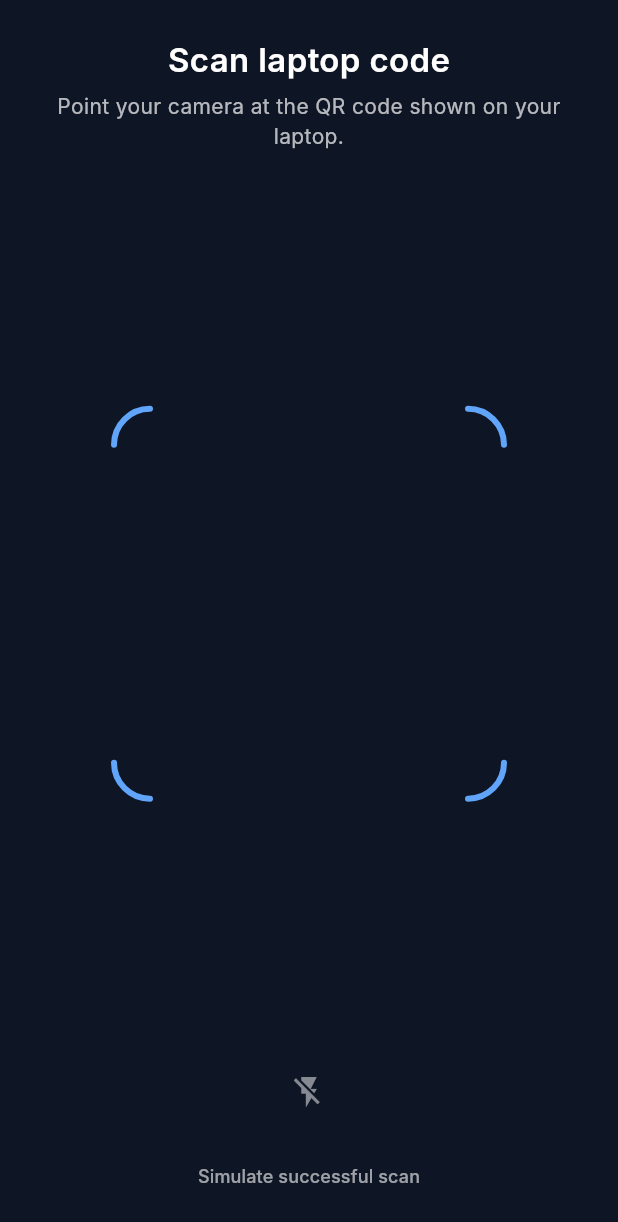
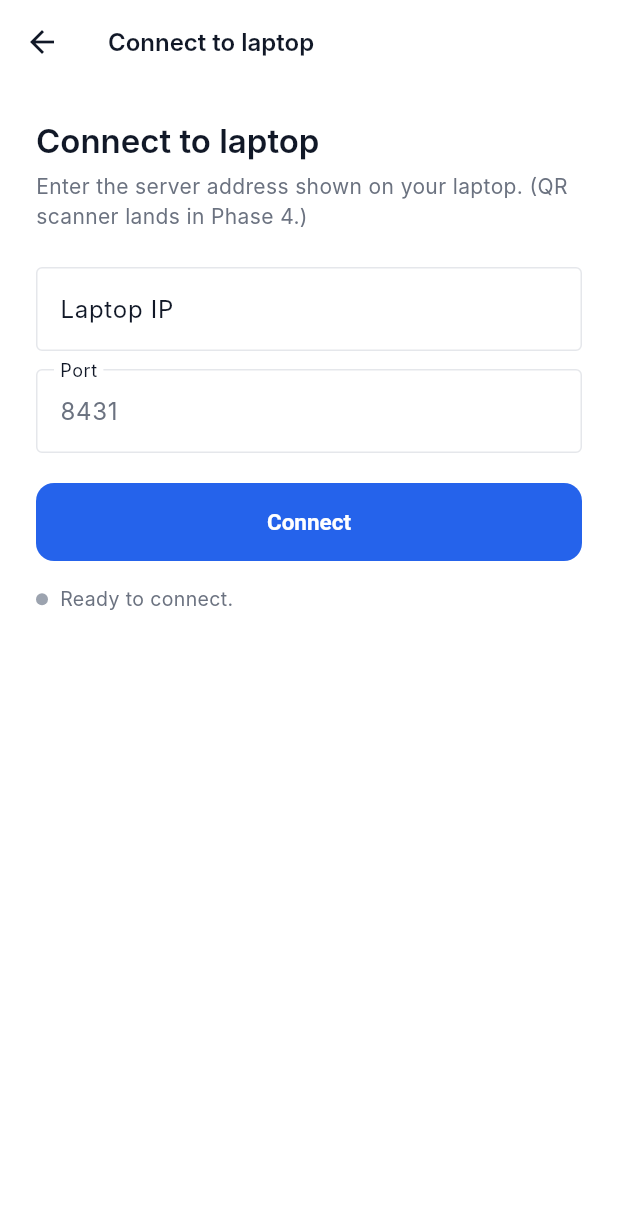
Before and after one commit to SayedAfrasS/Flova, a Flutter app: the screen it shows after launch, after a tap on "Scan laptop code", on a phone screen of 412 x 824 dp. Shown: the top 1222 px of the screen. Run offline on Flutter 3.47's test engine with Material 3 defaults, Android fonts, the phone set to English and light mode, and no system bars; Roboto replaces fonts that are missing (Inter).

Commit message:
add manual connect in mobile scanner

```diff
--- a/mobile/flutter_app/lib/screens/home_screen.dart
+++ b/mobile/flutter_app/lib/screens/home_screen.dart
@@ -1,15 +1,17 @@
 /// WORKFLOW OF THIS FILE:
-/// 1. This is the mobile home shell: it owns the bottom navigation bar.
-/// 2. Tab 0 = Home content (built inside this file).
-/// 3. Tab 1 = Transfers queue screen (live moving list).
-/// 4. Tab 2 = History screen (old transfers by day).
-/// 5. Tab 3 = Settings screen (grouped preferences list).
-/// 6. Send / Receive buttons open the Send and Receive screens.
+/// 1. Mobile home shell that owns the bottom navigation bar.
+/// 2. Tab 0 = Home content built inside this file.
+/// 3. Tab 1 = Transfers queue screen.
+/// 4. Tab 2 = History screen.
+/// 5. Tab 3 = Settings screen.
+/// 6. The connected-device label uses the real peerName from the laptop,
+///    passed in when this screen is pushed from ScannerScreen.
+/// 7. Send / Receive buttons open their respective screens.
 ///
 /// CLASSES / FUNCTIONS:
-///  - HomeScreen          : owns the selected tab index.
-///  - _buildHomeContent() : builds the Home tab content.
-///  - _buildTransferItem(): builds one recent-transfer row on Home.
+///  - HomeScreen           : owns the selected tab index.
+///  - _buildHomeContent()  : builds the Home tab.
+///  - _buildTransferItem() : builds one row of the Recent transfers list.
 import 'package:flutter/material.dart';
 import '../core/flova_mark.dart';
 import '../core/tokens.dart';
@@ -20,7 +22,8 @@ import 'settings_screen.dart';
 import 'transfers_screen.dart';
 
 class HomeScreen extends StatefulWidget {
-  const HomeScreen({super.key});
+  final String peerName;
+  const HomeScreen({super.key, this.peerName = 'Laptop'});
 
   @override
   State<HomeScreen> createState() => _HomeScreenState();
@@ -33,7 +36,6 @@ class _HomeScreenState extends State<HomeScreen> {
   Widget build(BuildContext context) {
     final textTheme = Theme.of(context).textTheme;
 
-    // pick the body for the selected tab
     Widget bodyContent;
     switch (_selectedIndex) {
       case 0:
@@ -81,15 +83,13 @@ class _HomeScreenState extends State<HomeScreen> {
           Row(children: [
             Container(width: 8, height: 8, decoration: const BoxDecoration(color: FlovaTokens.success, shape: BoxShape.circle)),
             const SizedBox(width: 6),
-            Text('Afras\'s Laptop', style: textTheme.bodyLarge?.copyWith(color: FlovaTokens.ink2)),
+            Text(widget.peerName, style: textTheme.bodyLarge?.copyWith(color: FlovaTokens.ink2)),
           ]),
           const SizedBox(height: 32),
           SizedBox(
             width: double.infinity,
             child: FilledButton.icon(
-              onPressed: () => Navigator.of(context).push(
-                MaterialPageRoute(builder: (_) => const SendScreen()),
-              ),
+              onPressed: () => Navigator.of(context).push(MaterialPageRoute(builder: (_) => const SendScreen())),
               icon: const Icon(Icons.send),
               label: const Text('Send a file'),
             ),
@@ -98,9 +98,7 @@ class _HomeScreenState extends State<HomeScreen> {
           SizedBox(
             width: double.infinity,
             child: OutlinedButton.icon(
-              onPressed: () => Navigator.of(context).push(
-                MaterialPageRoute(builder: (_) => const ReceiveScreen()),
-              ),
+              onPressed: () => Navigator.of(context).push(MaterialPageRoute(builder: (_) => const ReceiveScreen())),
               icon: const Icon(Icons.download),
               label: const Text('Receive a file'),
             ),
--- a/mobile/flutter_app/lib/screens/scanner_screen.dart
+++ b/mobile/flutter_app/lib/screens/scanner_screen.dart
@@ -1,17 +1,20 @@
 /// WORKFLOW OF THIS FILE:
-/// 1. This screen looks like the camera scanner from the design.
-/// 2. In Phase 2 the camera is simulated with a dark background.
-///    The real camera (mobile_scanner) is connected in Phase 4.
-/// 3. The flashlight button toggles its icon on and off (visual only).
-/// 4. The small "Simulate successful scan" text at the bottom acts
-///    like a found QR code and moves the app to the Home screen.
+/// 1. In Phase 3 this is a manual connect screen (camera view is faked).
+/// 2. User types the laptop's hotspot IP + port from the desktop dev line.
+/// 3. Tapping "Connect" opens a TransportClient and watches its state stream.
+/// 4. While connecting: spinner + "Connecting..." label.
+/// 5. On "paired": shows the peer's name and a "Continue" button.
+/// 6. On "error": shows a red retry button.
+/// 7. The flashlight icon is a placeholder for Phase 4.
 ///
 /// CLASSES / FUNCTIONS:
-///  - ScannerScreen   : owns the flashlight on/off state.
-///  - _CornersPainter : draws the four blue rounded corner brackets.
-import 'dart:math';
+///  - ScannerScreen         : owns the form, the transport client, the state.
+///  - ScannerScreen.connect : triggers the connect flow.
+import 'dart:async';
+import 'dart:io' show Platform;
 import 'package:flutter/material.dart';
 import '../core/tokens.dart';
+import '../services/transport.dart';
 import 'home_screen.dart';
 
 class ScannerScreen extends StatefulWidget {
@@ -22,84 +25,198 @@ class ScannerScreen extends StatefulWidget {
 }
 
 class _ScannerScreenState extends State<ScannerScreen> {
-  bool _flashOn = false;
+  final _hostCtrl = TextEditingController();
+  final _portCtrl = TextEditingController(text: '8431');
+  final _transport = TransportClient();
+  StreamSubscription<TransportState>? _sub;
+
+  TransportState _state = TransportState.idle;
+  String? _peerName;
+
+  @override
+  void dispose() {
+    _sub?.cancel();
+    _transport.dispose();
+    _hostCtrl.dispose();
+    _portCtrl.dispose();
+    super.dispose();
+  }
+
+  void _connect() {
+    final host = _hostCtrl.text.trim();
+    final port = int.tryParse(_portCtrl.text.trim());
+    if (host.isEmpty || port == null) return;
+
+    _sub?.cancel();
+    _sub = _transport.stateStream.listen((s) {
+      if (!mounted) return;
+      setState(() {
+        _state = s;
+        if (s == TransportState.paired) _peerName = _transport.peerName;
+      });
+    });
+
+    _transport.connect(
+      host: host,
+      port: port,
+      selfName: Platform.operatingSystem == 'android' ? "Afras's Phone" : 'Phone',
+      platform: 'mobile',
+    );
+  }
 
   @override
   Widget build(BuildContext context) {
+    final text = Theme.of(context).textTheme;
+    final isBusy = _state == TransportState.connecting || _state == TransportState.connected;
+    final isError = _state == TransportState.error || _state == TransportState.disconnected;
+
     return Scaffold(
-      backgroundColor: const Color(0xFF0E1524),
+      backgroundColor: FlovaTokens.canvas,
+      appBar: AppBar(
+        backgroundColor: FlovaTokens.canvas,
+        surfaceTintColor: Colors.transparent,
+        title: const Text('Connect to laptop',
+            style: TextStyle(fontSize: 16, fontWeight: FontWeight.w600, color: FlovaTokens.ink)),
+      ),
       body: SafeArea(
+        child: SingleChildScrollView(
+          padding: const EdgeInsets.symmetric(horizontal: 24, vertical: 16),
           child: Column(
+            crossAxisAlignment: CrossAxisAlignment.stretch,
             children: [
+              const SizedBox(height: 8),
+              Text('Connect to laptop', style: text.headlineMedium),
+              const SizedBox(height: 6),
+              Text('Enter the server address shown on your laptop. (QR scanner lands in Phase 4.)',
+                  style: text.bodyMedium),
               const SizedBox(height: 24),
-            // title block
-            Padding(
-              padding: const EdgeInsets.symmetric(horizontal: 24),
+
+              // host field
+              TextField(
+                controller: _hostCtrl,
+                enabled: !isBusy,
+                keyboardType: TextInputType.url,
+                autocorrect: false,
+                decoration: const InputDecoration(
+                  labelText: 'Laptop IP',
+                  hintText: '192.168.43.100',
+                  border: OutlineInputBorder(),
+                ),
+              ),
+              const SizedBox(height: 12),
+
+              // port field
+              TextField(
+                controller: _portCtrl,
+                enabled: !isBusy,
+                keyboardType: TextInputType.number,
+                decoration: const InputDecoration(
+                  labelText: 'Port',
+                  border: OutlineInputBorder(),
+                ),
+              ),
+              const SizedBox(height: 20),
+
+              // primary action
+              SizedBox(
+                width: double.infinity,
+                child: FilledButton(
+                  onPressed: isBusy ? null : _connect,
+                  child: isBusy
+                      ? const SizedBox(width: 18, height: 18,
+                          child: CircularProgressIndicator(strokeWidth: 2, color: Colors.white))
+                      : const Text('Connect'),
+                ),
+              ),
+              const SizedBox(height: 16),
+
+              // status line
+              _statusLine(),
+              const SizedBox(height: 24),
+
+              // paired confirmation
+              if (_state == TransportState.paired)
+                Container(
+                  padding: const EdgeInsets.all(16),
+                  decoration: BoxDecoration(
+                    color: FlovaTokens.surface,
+                    border: Border.all(color: FlovaTokens.line),
+                    borderRadius: BorderRadius.circular(FlovaTokens.rCard),
+                  ),
                   child: Column(
+                    crossAxisAlignment: CrossAxisAlignment.stretch,
                     children: [
-                  const Text('Scan laptop code',
-                      style: TextStyle(fontSize: 22, fontWeight: FontWeight.w600, color: Colors.white)),
+                      Row(children: [
+                        Container(
+                          width: 8,
+                          height: 8,
+                          decoration: const BoxDecoration(color: FlovaTokens.success, shape: BoxShape.circle),
+                        ),
+                        const SizedBox(width: 8),
+                        Text('Connected',
+                            style: TextStyle(fontSize: 13, color: FlovaTokens.success, fontWeight: FontWeight.w500)),
+                      ]),
                       const SizedBox(height: 6),
-                  Text('Point your camera at the QR code shown on your laptop.',
-                      textAlign: TextAlign.center,
-                      style: TextStyle(fontSize: 14, color: Colors.white.withValues(alpha: 0.7))),
+                      Text(_peerName ?? 'Laptop',
+                          style: const TextStyle(fontSize: 16, fontWeight: FontWeight.w600, color: FlovaTokens.ink)),
+                      const SizedBox(height: 12),
+                      SizedBox(
+                        width: double.infinity,
+                        child: FilledButton(
+                          onPressed: () => Navigator.of(context).pushReplacement(
+                            MaterialPageRoute(builder: (_) => HomeScreen(peerName: _peerName ?? 'Laptop')),
+                          ),
+                          child: const Text('Continue'),
+                        ),
+                      ),
                     ],
                   ),
                 ),
-            const Spacer(),
-            // scan frame with blue corners
+
+              // error retry
+              if (isError) ...[
+                const SizedBox(height: 12),
                 SizedBox(
-              width: 260,
-              height: 260,
-              child: CustomPaint(painter: _CornersPainter()),
-            ),
-            const Spacer(),
-            // flashlight toggle
-            IconButton(
-              tooltip: 'Flashlight',
-              onPressed: () => setState(() => _flashOn = !_flashOn),
-              icon: Icon(
-                _flashOn ? Icons.flash_on : Icons.flash_off,
-                color: _flashOn ? Colors.white : Colors.white.withValues(alpha: 0.5),
+                  width: double.infinity,
+                  child: OutlinedButton(
+                    onPressed: _connect,
+                    child: const Text('Try again'),
                   ),
                 ),
-            const SizedBox(height: 8),
-            // dev-only action, removed in Phase 4 when real scanning lands
-            TextButton(
-              onPressed: () => Navigator.of(context).pushReplacement(
-                MaterialPageRoute(builder: (_) => const HomeScreen()),
+              ],
+            ],
           ),
-              child: Text('Simulate successful scan',
-                  style: TextStyle(fontSize: 12, color: Colors.white.withValues(alpha: 0.6))),
-            ),
-            const SizedBox(height: 16),
-          ],
         ),
       ),
     );
   }
+
+  Widget _statusLine() {
+    final Color dot;
+    final String label;
+    switch (_state) {
+      case TransportState.connecting:
+        dot = FlovaTokens.warning;
+        label = 'Connecting...';
+      case TransportState.connected:
+        dot = FlovaTokens.accent;
+        label = 'Socket open, waiting for hello-ack...';
+      case TransportState.paired:
+        dot = FlovaTokens.success;
+        label = 'Paired';
+      case TransportState.error:
+      case TransportState.disconnected:
+        dot = FlovaTokens.error;
+        label = 'Could not connect. Check the IP and try again.';
+      case TransportState.idle:
+      default:
+        dot = FlovaTokens.ink3;
+        label = 'Ready to connect.';
     }
-
-class _CornersPainter extends CustomPainter {
-  @override
-  void paint(Canvas canvas, Size size) {
-    final paint = Paint()
-      ..style = PaintingStyle.stroke
-      ..strokeWidth = 4
-      ..strokeCap = StrokeCap.round
-      ..color = const Color(0xFF60A5FA);
-    const r = 24.0; // corner radius
-
-    // top-left corner
-    canvas.drawArc(Rect.fromLTWH(0, 0, r * 2, r * 2), pi, pi / 2, false, paint);
-    // top-right corner
-    canvas.drawArc(Rect.fromLTWH(size.width - r * 2, 0, r * 2, r * 2), 1.5 * pi, pi / 2, false, paint);
-    // bottom-right corner
-    canvas.drawArc(Rect.fromLTWH(size.width - r * 2, size.height - r * 2, r * 2, r * 2), 0, pi / 2, false, paint);
-    // bottom-left corner
-    canvas.drawArc(Rect.fromLTWH(0, size.height - r * 2, r * 2, r * 2), 0.5 * pi, pi / 2, false, paint);
+    return Row(children: [
+      Container(width: 8, height: 8, decoration: BoxDecoration(color: dot, shape: BoxShape.circle)),
+      const SizedBox(width: 8),
+      Expanded(child: Text(label, style: const TextStyle(fontSize: 13, color: FlovaTokens.ink2))),
+    ]);
   }
-
-  @override
-  bool shouldRepaint(covariant CustomPainter oldDelegate) => false;
 }
```
Lines whose indentation alone changed are shown as unchanged.
